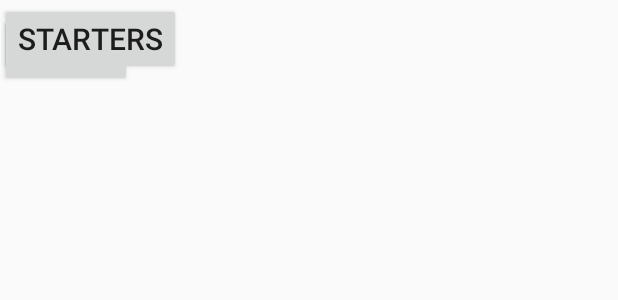
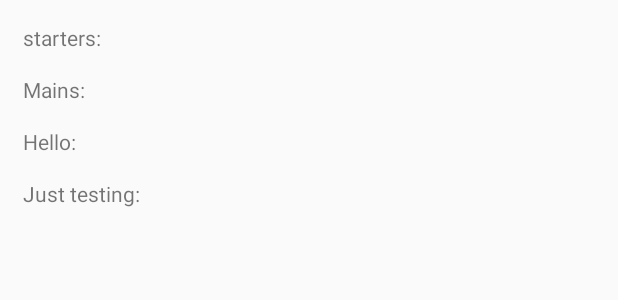
Before and after one commit to tosin94/Annas, an Android app: the layout order_content.xml on its own in the app's theme, with its tools: preview values and no code run, on a phone screen of 412 x 824 dp. Shown: the top 300 px of the screen. Run offline under Robolectric (Android 15) with nearby library versions, the phone set to English and light mode, and no system bars.

Commit message:
started database implementation and order food layout

```diff
--- a/app/src/main/res/layout/order_content.xml
+++ b/app/src/main/res/layout/order_content.xml
@@ -4,21 +4,53 @@
     android:orientation="vertical" android:layout_width="match_parent"
     android:layout_height="match_parent">
 
-    <Button
-        android:id="@+id/order_btn1"
+    <TextView
+        android:id="@+id/order_txt1"
         android:layout_width="wrap_content"
         android:layout_height="wrap_content"
-        android:textSize="@dimen/btn_textSize"
-        android:layout_marginTop="10dp"
-        android:text="starters"
+        android:text="starters:"
+
+        android:layout_marginLeft="15dp"
+        android:layout_alignParentStart="true"
+        android:layout_marginTop="15dp"
         />
-    <Button
-        android:id="@+id/order_btn2"
+
+    <TextView
+        android:id="@+id/order_txt2"
         android:layout_width="wrap_content"
         android:layout_height="wrap_content"
-        android:textSize="20sp"
-        android:layout_marginTop="2dp"
-        android:text="starters"
+        android:text="Mains:"
+
+        android:layout_below="@+id/order_txt1"
+        android:layout_alignParentStart="true"
+        android:layout_marginLeft="15dp"
+        android:paddingTop="15dp"
         />
 
+    <TextView
+        android:id="@+id/order_txt3"
+        android:layout_width="wrap_content"
+        android:layout_height="wrap_content"
+        android:text="Hello:"
+
+        android:layout_below="@+id/order_txt2"
+        android:layout_alignParentStart="true"
+        android:layout_marginTop="15dp"
+        android:layout_marginLeft="15dp"
+
+        />
+
+    <TextView
+        android:id="@+id/order_txt4"
+        android:layout_width="wrap_content"
+        android:layout_height="wrap_content"
+        android:text="Just testing:"
+
+        android:layout_alignParentStart="true"
+        android:layout_below="@+id/order_txt3"
+        android:layout_marginLeft="15dp"
+        android:layout_marginTop="15dp"
+        />
+
+
 </RelativeLayout>
--- a/app/src/main/res/values/dimens.xml
+++ b/app/src/main/res/values/dimens.xml
@@ -5,5 +5,5 @@
     <dimen name="nav_header_vertical_spacing">5dp</dimen>
     <dimen name="nav_header_height">160dp</dimen>
     <dimen name="fab_margin">16dp</dimen>
-    <dimen name="btn_textSize">5sp</dimen> <!-- button text size-->
+    <dimen name="fontSize">5sp</dimen> <!-- font size-->
 </resources>
```
